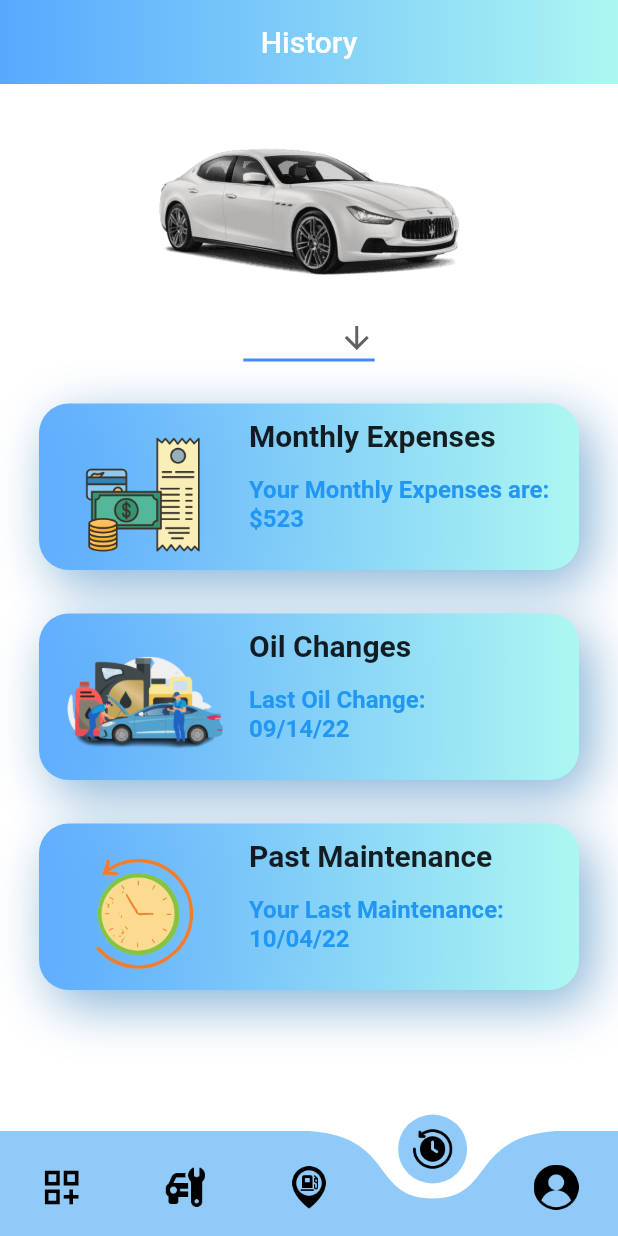
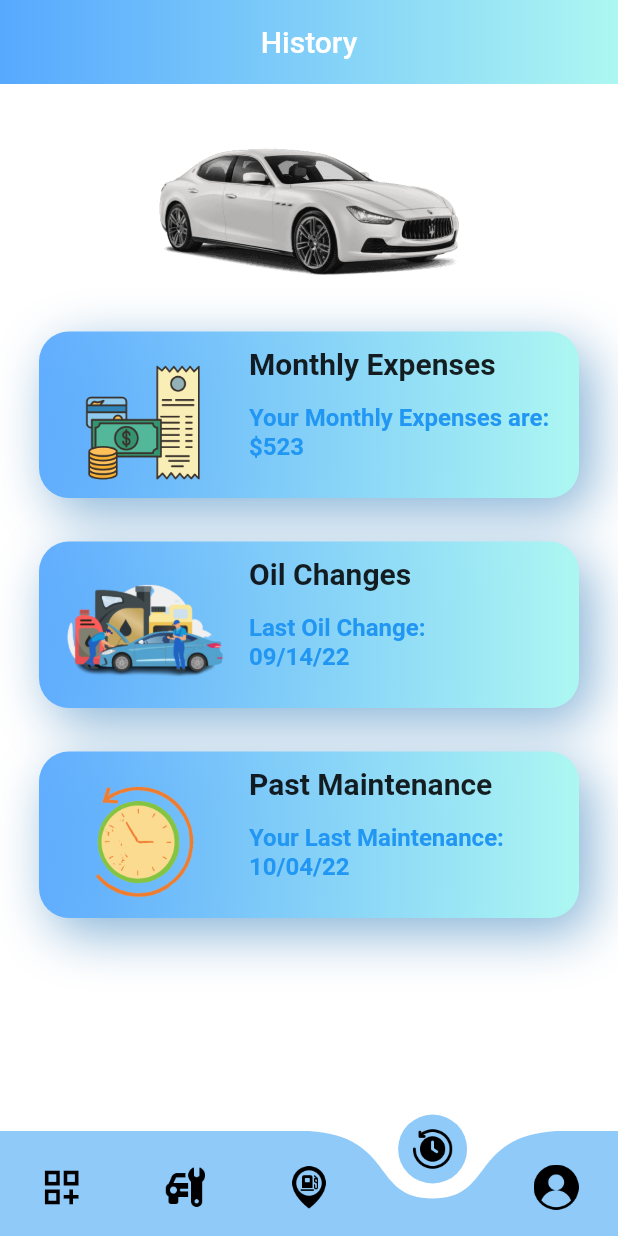
Before and after one commit to jabezj1/Motore, a Flutter app: the screen it shows after launch, item 4 of the bottom bar chosen, on a phone screen of 412 x 824 dp. Run offline on Flutter 3.47's test engine with Material 2 defaults, Android fonts, the phone set to English and light mode, and no system bars; drawn by our look-alikes of curved_navigation_bar; our stand-ins replace animated_splash_screen, auth_buttons, cloud_firestore, dio, firebase_auth, firebase_core and 8 more; accounts and stored records are empty.

Commit message:
removed warnings in profile and history

```diff
--- a/lib/pages/History.dart
+++ b/lib/pages/History.dart
@@ -1,7 +1,5 @@
 import 'package:flutter/material.dart';
 import 'package:motore/pages/InspectPastMaintenance.dart';
-import 'package:motore/pages/createHistoryEntry.dart';
-import 'package:motore/pages/history_fourth.dart';
 
 const List<String> list = <String>[
   ' Car One',
@@ -63,29 +61,6 @@ class History extends StatelessWidget {
             ),
             const SizedBox(
               width: 10,
-            ),
-            DropdownButton<String>(
-              //value: dropdownValue,
-              icon: const Icon(Icons.arrow_downward),
-              elevation: 16,
-              style: const TextStyle(color: Colors.blue),
-              underline: Container(
-                height: 2,
-                color: Colors.blueAccent,
-              ),
-              onChanged: (String? value) {
-                // This is called when the user selects an item.
-                // setState(() {
-                //   dropdownValue = value!;
-                // }
-                //);
-              },
-              items: list.map<DropdownMenuItem<String>>((String value) {
-                return DropdownMenuItem<String>(
-                  value: value,
-                  child: Text(value),
-                );
-              }).toList(),
             ),
             const SizedBox(
               height: 20,
@@ -155,13 +130,13 @@ class HistoryWidget extends StatelessWidget {
               height: 111,
               decoration: BoxDecoration(
                 gradient: const LinearGradient(colors: [
-                  Color(0xFF15AAAFF),
+                  Color(0xff15aaaff),
                   Color(0xFFADF7F2),
                 ]),
                 //color: Color.fromARGB(255, 150, 206, 232),
                 borderRadius: BorderRadius.circular(20),
-                boxShadow: [
-                  const BoxShadow(
+                boxShadow: const [
+                  BoxShadow(
                     blurRadius: 30,
                     offset: Offset(8, 10),
                     color: Color.fromARGB(255, 133, 178, 214),
--- a/lib/pages/profile.dart
+++ b/lib/pages/profile.dart
@@ -2,14 +2,14 @@ import 'package:flutter/material.dart';
 import 'package:motore/services/auth.dart';
 import 'package:motore/pages/createCarProfile.dart';
 
-const List<String> list = <String>[
+const List<String> listOfCarNames = <String>[
   ' Car One',
   ' Car Two',
   ' Car Three',
   ' Car Four',
 ];
 
-String drop = list.first;
+String drop = listOfCarNames.first;
 
 class Profile extends StatefulWidget {
   const Profile({Key? key}) : super(key: key);
@@ -114,7 +114,7 @@ class StateProfile extends State<Profile> {
                   drop = value!;
                 });
               },
-              items: list.map<DropdownMenuItem<String>>((String value) {
+              items: listOfCarNames.map<DropdownMenuItem<String>>((String value) {
                 return DropdownMenuItem<String>(
                   value: value,
                   child: Text(value),
```
